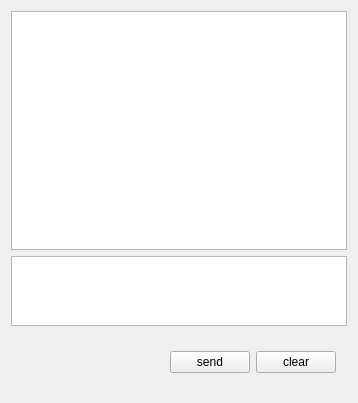
The window that Sources/Forms/dialogwindow.ui (BeckWlim/DesktopPet) describes before a commit, drawn with Qt 5.
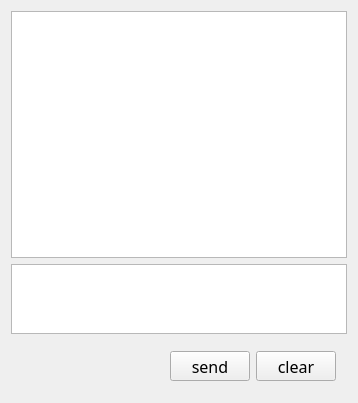
The same window after the commit.

Patch:
```diff
--- a/Sources/Forms/dialogwindow.ui
+++ b/Sources/Forms/dialogwindow.ui
@@ -13,7 +13,7 @@
   <property name="windowTitle">
    <string>Dialog</string>
   </property>
-  <layout class="QGridLayout" name="gridLayout" rowstretch="4,1,1">
+  <layout class="QGridLayout" name="gridLayout" rowstretch="8,2,1">
    <item row="0" column="0">
     <widget class="QListWidget" name="listWidget"/>
    </item>
@@ -38,6 +38,18 @@
       </item>
       <item>
        <widget class="QPushButton" name="buttonSend">
+        <property name="minimumSize">
+         <size>
+          <width>80</width>
+          <height>30</height>
+         </size>
+        </property>
+        <property name="font">
+         <font>
+          <family>Microsoft YaHei</family>
+          <pointsize>12</pointsize>
+         </font>
+        </property>
         <property name="text">
          <string>send</string>
         </property>
@@ -45,6 +57,18 @@
       </item>
       <item>
        <widget class="QPushButton" name="buttonClear">
+        <property name="minimumSize">
+         <size>
+          <width>80</width>
+          <height>30</height>
+         </size>
+        </property>
+        <property name="font">
+         <font>
+          <family>Microsoft YaHei</family>
+          <pointsize>12</pointsize>
+         </font>
+        </property>
         <property name="text">
          <string>clear</string>
         </property>
```
